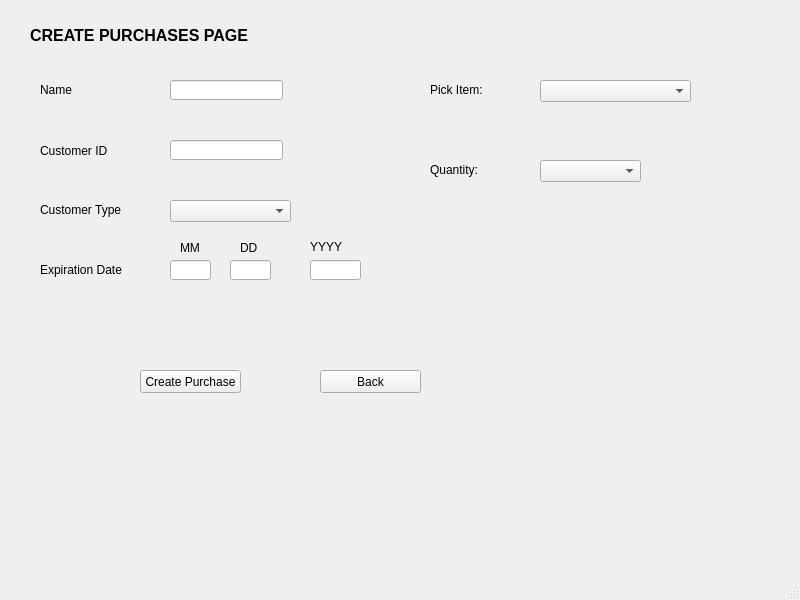
This is adminpage.ui in YoKarson/CS1C-Project-2-Bulk-Club-2.0 as Qt 5 draws it before an edit. The edited form follows.
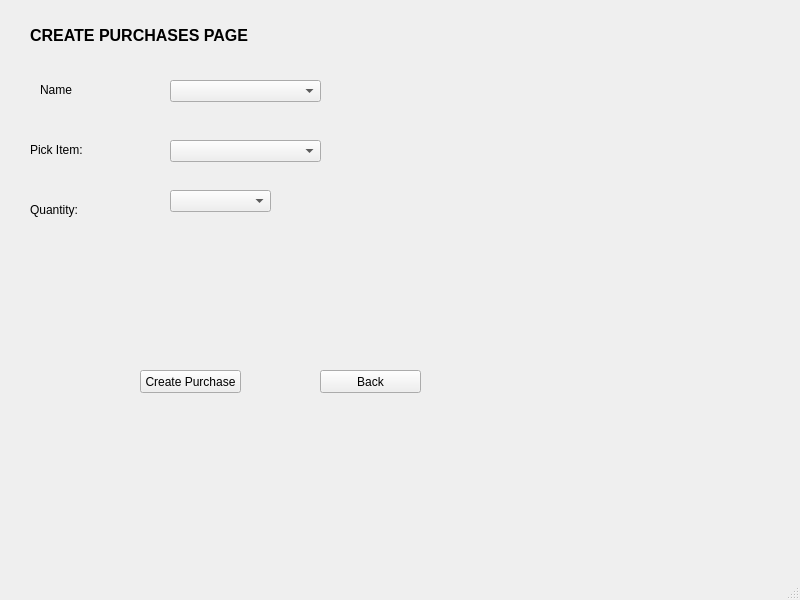
This is the edited form. The open tabs and pages were chosen to show the change.

Diff of the .ui file:
```diff
--- a/adminpage.ui
+++ b/adminpage.ui
@@ -19,10 +19,13 @@
      <rect>
       <x>0</x>
       <y>0</y>
-      <width>781</width>
-      <height>551</height>
+      <width>801</width>
+      <height>581</height>
      </rect>
     </property>
+    <property name="styleSheet">
+     <string notr="true"/>
+    </property>
     <property name="currentIndex">
      <number>0</number>
     </property>
@@ -196,139 +199,11 @@
        <string>Name</string>
       </property>
      </widget>
-     <widget class="QLabel" name="label_12">
-      <property name="geometry">
-       <rect>
-        <x>40</x>
-        <y>140</y>
-        <width>111</width>
-        <height>21</height>
-       </rect>
-      </property>
-      <property name="text">
-       <string>Customer ID</string>
-      </property>
-     </widget>
-     <widget class="QLineEdit" name="addYearLineEdit">
-      <property name="geometry">
-       <rect>
-        <x>310</x>
-        <y>260</y>
-        <width>51</width>
-        <height>20</height>
-       </rect>
-      </property>
-     </widget>
-     <widget class="QLineEdit" name="addNameLineEdit">
-      <property name="geometry">
-       <rect>
-        <x>170</x>
-        <y>80</y>
-        <width>113</width>
-        <height>20</height>
-       </rect>
-      </property>
-     </widget>
-     <widget class="QLabel" name="label_13">
-      <property name="geometry">
-       <rect>
-        <x>40</x>
-        <y>200</y>
-        <width>121</width>
-        <height>20</height>
-       </rect>
-      </property>
-      <property name="text">
-       <string>Customer Type</string>
-      </property>
-     </widget>
-     <widget class="QLabel" name="label_14">
-      <property name="geometry">
-       <rect>
-        <x>40</x>
-        <y>260</y>
-        <width>111</width>
-        <height>20</height>
-       </rect>
-      </property>
-      <property name="text">
-       <string>Expiration Date</string>
-      </property>
-     </widget>
-     <widget class="QLabel" name="label_15">
-      <property name="geometry">
-       <rect>
-        <x>180</x>
-        <y>240</y>
-        <width>21</width>
-        <height>16</height>
-       </rect>
-      </property>
-      <property name="text">
-       <string>MM</string>
-      </property>
-     </widget>
-     <widget class="QLabel" name="label_16">
-      <property name="geometry">
-       <rect>
-        <x>310</x>
-        <y>240</y>
-        <width>47</width>
-        <height>13</height>
-       </rect>
-      </property>
-      <property name="text">
-       <string>YYYY</string>
-      </property>
-     </widget>
-     <widget class="QLineEdit" name="addDayLineEdit">
-      <property name="geometry">
-       <rect>
-        <x>230</x>
-        <y>260</y>
-        <width>41</width>
-        <height>20</height>
-       </rect>
-      </property>
-     </widget>
-     <widget class="QLineEdit" name="addMonthLineEdit">
-      <property name="geometry">
-       <rect>
-        <x>170</x>
-        <y>260</y>
-        <width>41</width>
-        <height>20</height>
-       </rect>
-      </property>
-     </widget>
-     <widget class="QLabel" name="label_17">
-      <property name="geometry">
-       <rect>
-        <x>240</x>
-        <y>240</y>
-        <width>21</width>
-        <height>16</height>
-       </rect>
-      </property>
-      <property name="text">
-       <string>DD</string>
-      </property>
-     </widget>
-     <widget class="QLineEdit" name="addIdLineEdit">
-      <property name="geometry">
-       <rect>
-        <x>170</x>
-        <y>140</y>
-        <width>113</width>
-        <height>20</height>
-       </rect>
-      </property>
-     </widget>
      <widget class="QLabel" name="label_18">
       <property name="geometry">
        <rect>
-        <x>430</x>
-        <y>80</y>
+        <x>30</x>
+        <y>140</y>
         <width>81</width>
         <height>20</height>
        </rect>
@@ -340,8 +215,8 @@
      <widget class="QComboBox" name="pickItemComboBox">
       <property name="geometry">
        <rect>
-        <x>540</x>
-        <y>80</y>
+        <x>170</x>
+        <y>140</y>
         <width>151</width>
         <height>22</height>
        </rect>
@@ -350,8 +225,8 @@
      <widget class="QLabel" name="label_24">
       <property name="geometry">
        <rect>
-        <x>430</x>
-        <y>160</y>
+        <x>30</x>
+        <y>200</y>
         <width>81</width>
         <height>20</height>
        </rect>
@@ -363,8 +238,8 @@
      <widget class="QComboBox" name="pickQtyLComboBox">
       <property name="geometry">
        <rect>
-        <x>540</x>
-        <y>160</y>
+        <x>170</x>
+        <y>190</y>
         <width>101</width>
         <height>22</height>
        </rect>
@@ -400,8 +275,8 @@
       <property name="geometry">
        <rect>
         <x>170</x>
-        <y>200</y>
-        <width>121</width>
+        <y>80</y>
+        <width>151</width>
         <height>22</height>
        </rect>
       </property>
```
Left out of the diff: 9 changed lines with no effect on the pictures.
